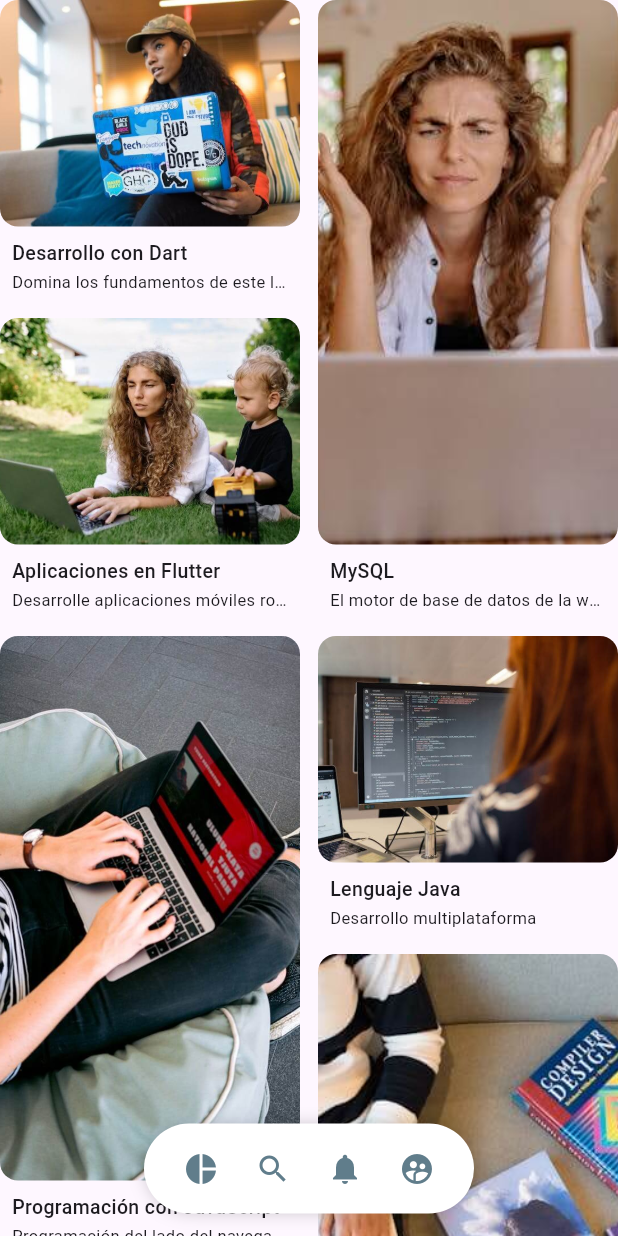
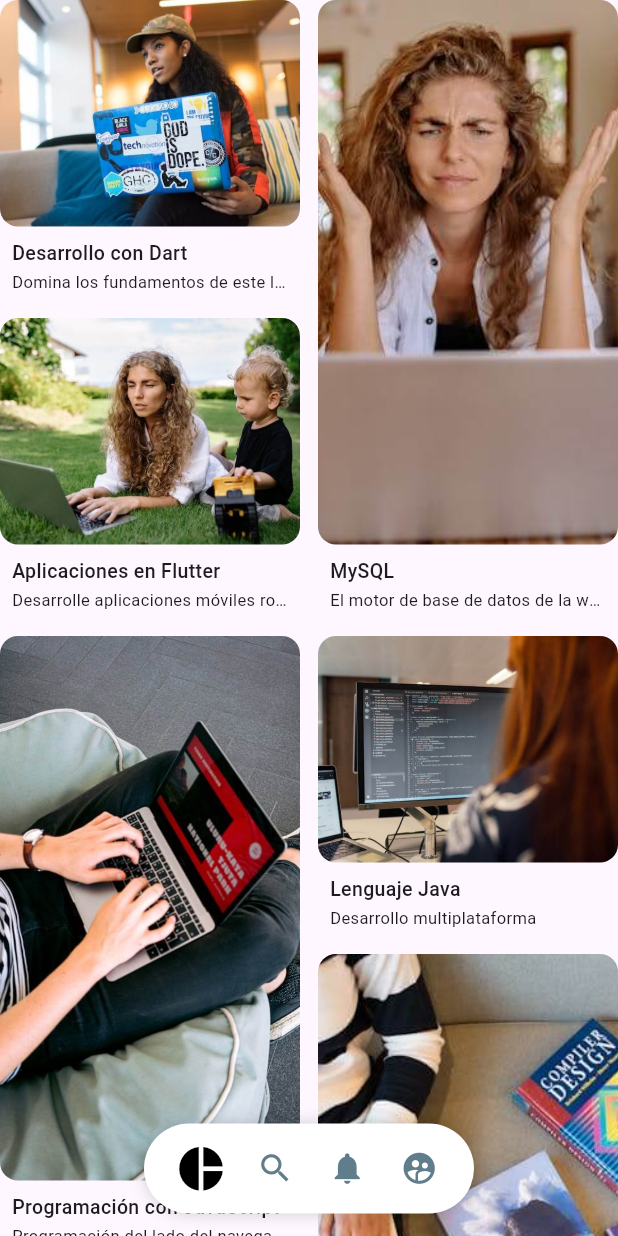
Before and after one commit to alexglzrys/flutter_pinterest_layout, a Flutter app: the screen it shows after launch, on a phone screen of 412 x 824 dp. Run offline on Flutter 3.47's test engine with Material 3 defaults, Android fonts, the phone set to English and light mode, and no system bars.

Commit message:
activar opción del menú - Provider

```diff
--- a/lib/main.dart
+++ b/lib/main.dart
@@ -1,5 +1,7 @@
 import 'package:flutter/material.dart';
+import 'package:pinterest_layout_menu_flutter_app/providers/menu_provider.dart';
 import 'package:pinterest_layout_menu_flutter_app/screens/home_screen.dart';
+import 'package:provider/provider.dart';
 
 void main() => runApp(const PinterestLayoutMenuApp());
 
@@ -8,10 +10,14 @@ class PinterestLayoutMenuApp extends StatelessWidget {
 
   @override
   Widget build(BuildContext context) {
-    return const MaterialApp(
-      debugShowCheckedModeBanner: false,
-      title: 'Pinterest Layout Menu',
-      home: HomeScreen(),
+    // Utilizar Provider para adminsitrar el estado global de la aplicacion
+    return ChangeNotifierProvider(
+      create: (_) => MenuProvider(),
+      child: const MaterialApp(
+        debugShowCheckedModeBanner: false,
+        title: 'Pinterest Layout Menu',
+        home: HomeScreen(),
+      ),
     );
   }
 }
--- /dev/null
+++ b/lib/providers/menu_provider.dart
@@ -0,0 +1,12 @@
+import 'package:flutter/material.dart';
+
+// Provider encargado de adminstrar el estado del menú de la aplicación
+class MenuProvider extends ChangeNotifier {
+  int _selectedItem = 0;
+
+  int get selectedItem => _selectedItem;
+  set selectedItem(int index) {
+    _selectedItem = index;
+    notifyListeners();
+  }
+}
--- a/lib/widgets/menu.dart
+++ b/lib/widgets/menu.dart
@@ -1,4 +1,6 @@
 import 'package:flutter/material.dart';
+import 'package:pinterest_layout_menu_flutter_app/providers/menu_provider.dart';
+import 'package:provider/provider.dart';
 
 // Clase de utilidad para definir o modelar la información que debe contener un botón correspondiente al menú
 class PinterestButton {
@@ -88,7 +90,16 @@ class _MenuItems extends StatelessWidget {
     return Row(
       mainAxisAlignment: MainAxisAlignment.center,
       // Por cada item en el listado de opciones de menú, generar un IconButton con el icono y callback deinido para ese item
-      children: items.map((item) => _MenuButton(item: item)).toList(),
+      // children: items.map((item) => _MenuButton(item: item)).toList(),
+
+      // Por cada item en el listado de opciones de menú, generar un IconButton
+      // Este deberá mostrar el icono y ejecitar el callback deinido para ese item,
+      // Para saber si la opción de menu esta actualmente seleccionada, es necesaria la posición que ocupa ese elemento en la lista
+      // Opción 1
+      // children: items.asMap().map((index, item) => MapEntry(index, _MenuButton(item: item, index: index))).values.toList(),
+      // Opción 2
+      children: List.generate(items.length,
+          (index) => _MenuButton(item: items[index], index: index)),
     );
   }
 }
@@ -98,15 +109,30 @@ class _MenuButton extends StatelessWidget {
   const _MenuButton({
     super.key,
     required this.item,
+    required this.index,
   });
   final PinterestButton item;
+  final int index;
+
   @override
   Widget build(BuildContext context) {
+    // Solicitar la instancia del MenuProvider
+    final menuProvider = Provider.of<MenuProvider>(context);
+
     return IconButton(
-        onPressed: () => item.callback(),
+        onPressed: () {
+          // Especificar el nuevo elemento de menú seleccionado
+          menuProvider.selectedItem = index;
+          // Ejecutar el callback o tareas para esa opción de mení
+          item.callback();
+        },
         icon: Icon(
           item.icon,
-          color: Colors.blueGrey,
+          // Cambiar el color y tamaño del icono en base a si está actualmente seleccionado
+          size: menuProvider.selectedItem == index ? 35 : 25,
+          color: menuProvider.selectedItem == index
+              ? Colors.black
+              : Colors.blueGrey,
         ));
   }
 }
--- a/pubspec.yaml
+++ b/pubspec.yaml
@@ -36,6 +36,7 @@ dependencies:
   # Use with the CupertinoIcons class for iOS style icons.
   cupertino_icons: ^1.0.2
   flutter_staggered_grid_view: ^0.7.0
+  provider: ^6.1.2
 
 dev_dependencies:
   flutter_test:
```
Also changed, not shown: pubspec.lock.
